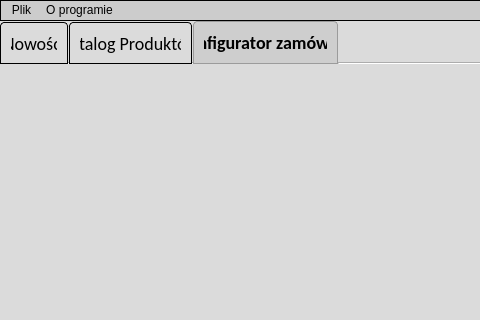
Above: gui.ui from Poiu19/ProductManager before the change; both pictures show x 0 to 480 and y 0 to 320 of the 1024 by 768 pixel window. Below: the same form after it.
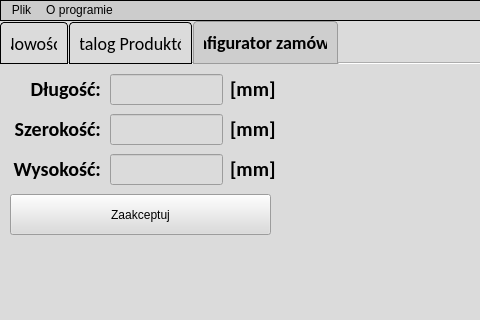
That is the form after the change. The open tabs and pages were chosen to show the change.

The edit to the form file:
```diff
--- a/gui.ui
+++ b/gui.ui
@@ -326,6 +326,217 @@
      <attribute name="title">
       <string>Konfigurator zamówień</string>
      </attribute>
+     <widget class="QLabel" name="labelLength">
+      <property name="geometry">
+       <rect>
+        <x>10</x>
+        <y>10</y>
+        <width>91</width>
+        <height>31</height>
+       </rect>
+      </property>
+      <property name="styleSheet">
+       <string notr="true">font-size: 20px; font: bold; font-family: Calibri, Verdana, Arial, sans-serif</string>
+      </property>
+      <property name="text">
+       <string>Długość:</string>
+      </property>
+      <property name="textFormat">
+       <enum>Qt::RichText</enum>
+      </property>
+      <property name="alignment">
+       <set>Qt::AlignRight|Qt::AlignTrailing|Qt::AlignVCenter</set>
+      </property>
+     </widget>
+     <widget class="QLabel" name="labelLength_2">
+      <property name="geometry">
+       <rect>
+        <x>10</x>
+        <y>50</y>
+        <width>91</width>
+        <height>31</height>
+       </rect>
+      </property>
+      <property name="styleSheet">
+       <string notr="true">font-size: 20px; font: bold; font-family: Calibri, Verdana, Arial, sans-serif</string>
+      </property>
+      <property name="text">
+       <string>Szerokość:</string>
+      </property>
+      <property name="textFormat">
+       <enum>Qt::RichText</enum>
+      </property>
+      <property name="alignment">
+       <set>Qt::AlignRight|Qt::AlignTrailing|Qt::AlignVCenter</set>
+      </property>
+     </widget>
+     <widget class="QLabel" name="labelLength_3">
+      <property name="geometry">
+       <rect>
+        <x>10</x>
+        <y>90</y>
+        <width>91</width>
+        <height>31</height>
+       </rect>
+      </property>
+      <property name="styleSheet">
+       <string notr="true">font-size: 20px; font: bold; font-family: Calibri, Verdana, Arial, sans-serif</string>
+      </property>
+      <property name="text">
+       <string>Wysokość:</string>
+      </property>
+      <property name="textFormat">
+       <enum>Qt::RichText</enum>
+      </property>
+      <property name="alignment">
+       <set>Qt::AlignRight|Qt::AlignTrailing|Qt::AlignVCenter</set>
+      </property>
+     </widget>
+     <widget class="QLabel" name="labelLength_4">
+      <property name="geometry">
+       <rect>
+        <x>230</x>
+        <y>10</y>
+        <width>51</width>
+        <height>31</height>
+       </rect>
+      </property>
+      <property name="styleSheet">
+       <string notr="true">font-size: 20px; font: bold; font-family: Calibri, Verdana, Arial, sans-serif</string>
+      </property>
+      <property name="text">
+       <string>[mm]</string>
+      </property>
+      <property name="textFormat">
+       <enum>Qt::RichText</enum>
+      </property>
+     </widget>
+     <widget class="QLabel" name="labelLength_5">
+      <property name="geometry">
+       <rect>
+        <x>230</x>
+        <y>50</y>
+        <width>51</width>
+        <height>31</height>
+       </rect>
+      </property>
+      <property name="styleSheet">
+       <string notr="true">font-size: 20px; font: bold; font-family: Calibri, Verdana, Arial, sans-serif</string>
+      </property>
+      <property name="text">
+       <string>[mm]</string>
+      </property>
+      <property name="textFormat">
+       <enum>Qt::RichText</enum>
+      </property>
+     </widget>
+     <widget class="QLabel" name="labelLength_6">
+      <property name="geometry">
+       <rect>
+        <x>230</x>
+        <y>90</y>
+        <width>51</width>
+        <height>31</height>
+       </rect>
+      </property>
+      <property name="styleSheet">
+       <string notr="true">font-size: 20px; font: bold; font-family: Calibri, Verdana, Arial, sans-serif</string>
+      </property>
+      <property name="text">
+       <string>[mm]</string>
+      </property>
+      <property name="textFormat">
+       <enum>Qt::RichText</enum>
+      </property>
+     </widget>
+     <widget class="QLineEdit" name="lengthBox">
+      <property name="geometry">
+       <rect>
+        <x>110</x>
+        <y>10</y>
+        <width>113</width>
+        <height>31</height>
+       </rect>
+      </property>
+      <property name="styleSheet">
+       <string notr="true"> font-family: Calibri, Verdana, Arial, sans-serif; font-size: 16px</string>
+      </property>
+      <property name="inputMethodHints">
+       <set>Qt::ImhDigitsOnly|Qt::ImhFormattedNumbersOnly|Qt::ImhPreferNumbers</set>
+      </property>
+      <property name="inputMask">
+       <string>9999</string>
+      </property>
+      <property name="maxLength">
+       <number>4</number>
+      </property>
+      <property name="alignment">
+       <set>Qt::AlignCenter</set>
+      </property>
+     </widget>
+     <widget class="QLineEdit" name="widthBox">
+      <property name="geometry">
+       <rect>
+        <x>110</x>
+        <y>50</y>
+        <width>113</width>
+        <height>31</height>
+       </rect>
+      </property>
+      <property name="styleSheet">
+       <string notr="true"> font-family: Calibri, Verdana, Arial, sans-serif; font-size: 16px</string>
+      </property>
+      <property name="inputMethodHints">
+       <set>Qt::ImhDigitsOnly|Qt::ImhFormattedNumbersOnly|Qt::ImhPreferNumbers</set>
+      </property>
+      <property name="inputMask">
+       <string>9999</string>
+      </property>
+      <property name="maxLength">
+       <number>4</number>
+      </property>
+      <property name="alignment">
+       <set>Qt::AlignCenter</set>
+      </property>
+     </widget>
+     <widget class="QLineEdit" name="heigthBox">
+      <property name="geometry">
+       <rect>
+        <x>110</x>
+        <y>90</y>
+        <width>113</width>
+        <height>31</height>
+       </rect>
+      </property>
+      <property name="styleSheet">
+       <string notr="true"> font-family: Calibri, Verdana, Arial, sans-serif; font-size: 16px</string>
+      </property>
+      <property name="inputMethodHints">
+       <set>Qt::ImhDigitsOnly|Qt::ImhFormattedNumbersOnly|Qt::ImhPreferNumbers</set>
+      </property>
+      <property name="inputMask">
+       <string>9999</string>
+      </property>
+      <property name="maxLength">
+       <number>4</number>
+      </property>
+      <property name="alignment">
+       <set>Qt::AlignCenter</set>
+      </property>
+     </widget>
+     <widget class="QPushButton" name="acceptNewDim">
+      <property name="geometry">
+       <rect>
+        <x>10</x>
+        <y>130</y>
+        <width>261</width>
+        <height>41</height>
+       </rect>
+      </property>
+      <property name="text">
+       <string>Zaakceptuj</string>
+      </property>
+     </widget>
     </widget>
    </widget>
   </widget>
```
Left out of the diff: 11 changed lines with no effect on the pictures.
